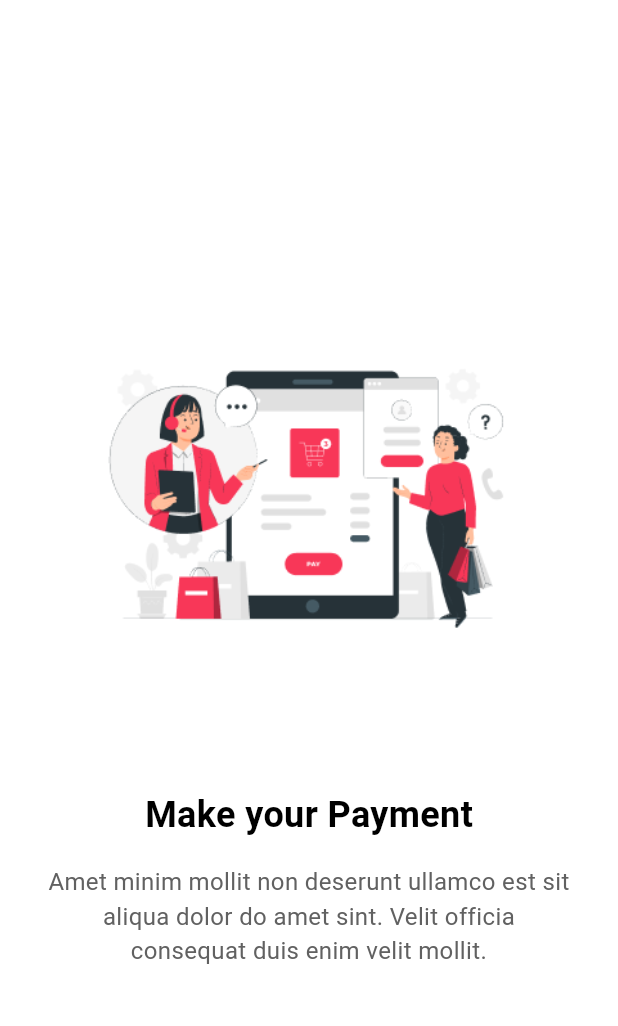
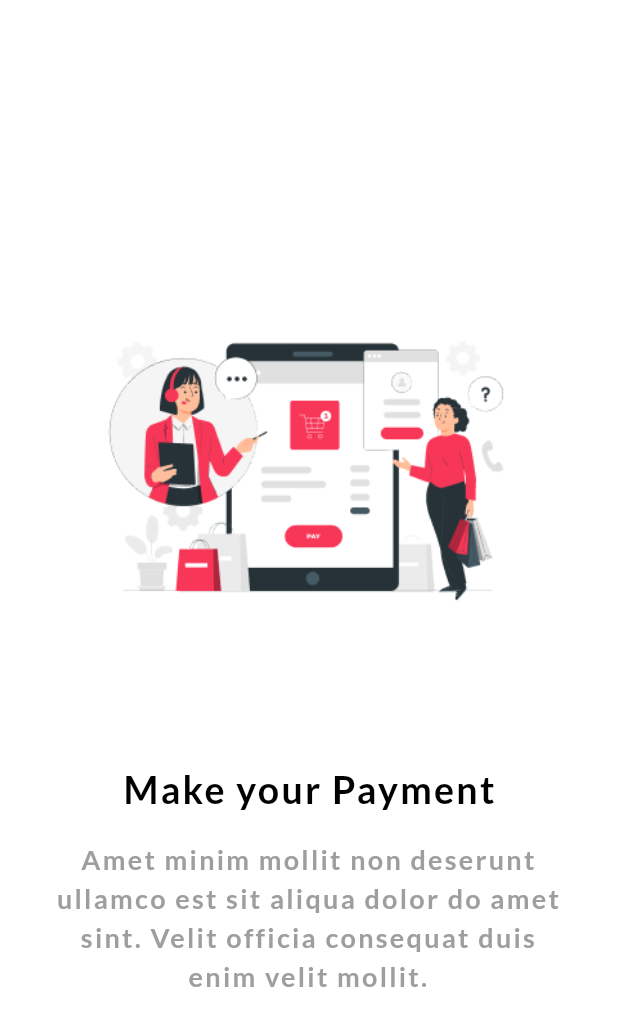
Before and after one commit to Yusra48/Ecommerce-app-stacked, a Flutter app: the screen it shows after launch, on a phone screen of 412 x 824 dp. Shown: the top 1026 px of the screen. Run offline on Flutter 3.47's test engine with Material 3 defaults, Android fonts, the phone set to English and light mode, and no system bars; our stand-ins replace google_fonts, stacked, stacked_services, stacked_shared.

Commit message:
Update onboardingview.dart

```diff
--- a/lib/views/startup/onboardingview.dart
+++ b/lib/views/startup/onboardingview.dart
@@ -1,6 +1,7 @@
 import 'dart:async';
 import 'package:ecommerce_app/views/screens/loginview.dart';
 import 'package:flutter/material.dart';
+import 'package:google_fonts/google_fonts.dart';
 
 class OnboardingPage extends StatefulWidget {
   const OnboardingPage({super.key});
@@ -111,9 +112,10 @@ class OnboardingPageItem extends StatelessWidget {
           SizedBox(height: 48.0),
           Text(
             pageModel.title,
-            style: TextStyle(
-              fontSize: 24,
+            style: GoogleFonts.lato(
+              fontSize: 25,
               fontWeight: FontWeight.bold,
+              letterSpacing: 1.5,
               color: Colors.black,
             ),
           ),
@@ -121,9 +123,11 @@ class OnboardingPageItem extends StatelessWidget {
           Text(
             pageModel.description,
             textAlign: TextAlign.center,
-            style: TextStyle(
-              fontSize: 16,
-              color: Colors.grey[700],
+            style: GoogleFonts.lato(
+              fontSize: 18,
+              fontWeight: FontWeight.bold,
+              letterSpacing: 1.5,
+              color: Colors.grey,
             ),
           ),
         ],
```
